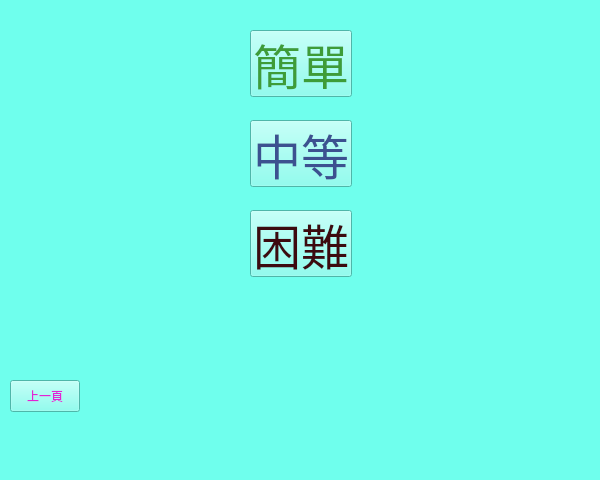
Above: MazeMap/mainwindow.ui from Nch000001/OOP-Maze before the change. Below: the same form after it.
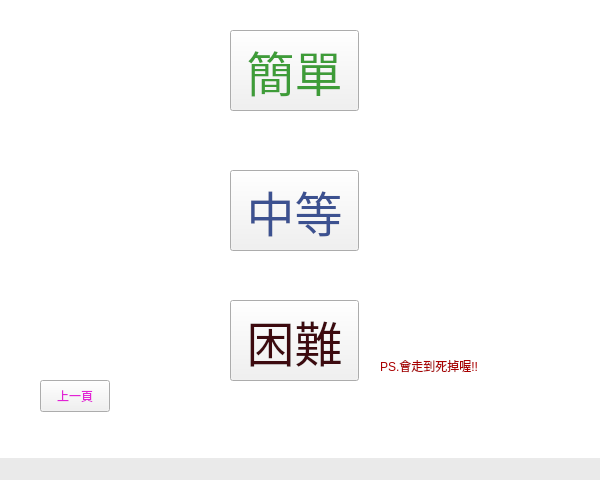
That is the form after the change. The open tabs and pages were chosen to show the change. Icons and pictures are not drawn.

The edit to the form file:
```diff
--- a/MazeMap/mainwindow.ui
+++ b/MazeMap/mainwindow.ui
@@ -26,7 +26,7 @@
    <string>MainWindow</string>
   </property>
   <property name="styleSheet">
-   <string notr="true">background-color: rgb(111, 255, 237);</string>
+   <string notr="true">background-color: rgb(234, 234, 234);</string>
   </property>
   <property name="documentMode">
    <bool>false</bool>
@@ -41,11 +41,14 @@
    <property name="mouseTracking">
     <bool>false</bool>
    </property>
+   <property name="styleSheet">
+    <string notr="true"/>
+   </property>
    <widget class="QStackedWidget" name="stackedWidget">
     <property name="geometry">
      <rect>
       <x>0</x>
-      <y>-30</y>
+      <y>-20</y>
       <width>600</width>
       <height>480</height>
      </rect>
@@ -132,17 +135,21 @@
      </widget>
     </widget>
     <widget class="QWidget" name="page_2">
+     <property name="styleSheet">
+      <string notr="true">background-color: rgb(255, 255, 255);</string>
+     </property>
      <widget class="QPushButton" name="pushButton_lastPage">
       <property name="geometry">
        <rect>
-        <x>10</x>
-        <y>410</y>
+        <x>40</x>
+        <y>400</y>
         <width>70</width>
         <height>32</height>
        </rect>
       </property>
       <property name="styleSheet">
-       <string notr="true">color: rgb(226, 34, 213);</string>
+       <string notr="true">color: rgb(226, 34, 213);
+background-color: rgb(241, 241, 241);</string>
       </property>
       <property name="text">
        <string>上一頁</string>
@@ -151,10 +158,10 @@
      <widget class="QPushButton" name="pushButton_easy">
       <property name="geometry">
        <rect>
-        <x>250</x>
-        <y>60</y>
-        <width>102</width>
-        <height>67</height>
+        <x>230</x>
+        <y>50</y>
+        <width>129</width>
+        <height>81</height>
        </rect>
       </property>
       <property name="font">
@@ -164,7 +171,8 @@
        </font>
       </property>
       <property name="styleSheet">
-       <string notr="true">color: rgb(62, 156, 56);</string>
+       <string notr="true">color: rgb(62, 156, 56);
+background-color: rgb(241, 241, 241);</string>
       </property>
       <property name="text">
        <string>簡單</string>
@@ -173,10 +181,10 @@
      <widget class="QPushButton" name="pushButton_middle">
       <property name="geometry">
        <rect>
-        <x>250</x>
-        <y>150</y>
-        <width>102</width>
-        <height>67</height>
+        <x>230</x>
+        <y>190</y>
+        <width>129</width>
+        <height>81</height>
        </rect>
       </property>
       <property name="font">
@@ -186,7 +194,8 @@
        </font>
       </property>
       <property name="styleSheet">
-       <string notr="true">color: rgb(60, 81, 144);</string>
+       <string notr="true">color: rgb(60, 81, 144);
+background-color: rgb(241, 241, 241);</string>
       </property>
       <property name="text">
        <string>中等</string>
@@ -195,10 +204,10 @@
      <widget class="QPushButton" name="pushButton_difficulty">
       <property name="geometry">
        <rect>
-        <x>250</x>
-        <y>240</y>
-        <width>102</width>
-        <height>67</height>
+        <x>230</x>
+        <y>320</y>
+        <width>129</width>
+        <height>81</height>
        </rect>
       </property>
       <property name="font">
@@ -208,12 +217,29 @@
        </font>
       </property>
       <property name="styleSheet">
-       <string notr="true">color: rgb(61, 10, 15);</string>
+       <string notr="true">color: rgb(61, 10, 15);
+background-color: rgb(241, 241, 241);</string>
       </property>
       <property name="text">
        <string>困難</string>
       </property>
      </widget>
+     <widget class="QLabel" name="label">
+      <property name="geometry">
+       <rect>
+        <x>380</x>
+        <y>370</y>
+        <width>151</width>
+        <height>31</height>
+       </rect>
+      </property>
+      <property name="styleSheet">
+       <string notr="true">color: rgb(170, 0, 0);</string>
+      </property>
+      <property name="text">
+       <string>PS.會走到死掉喔!!</string>
+      </property>
+     </widget>
     </widget>
     <widget class="QWidget" name="page_3"/>
    </widget>
```
Left out of the diff: 46 changed lines with no effect on the pictures.
